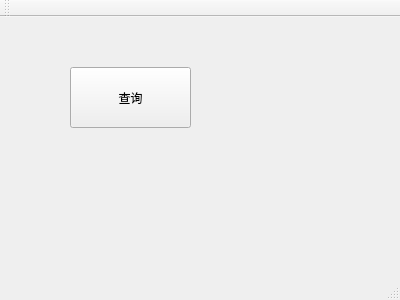
Qt form mainwindow.ui (zhangzw16/Restaurant) before a commit.
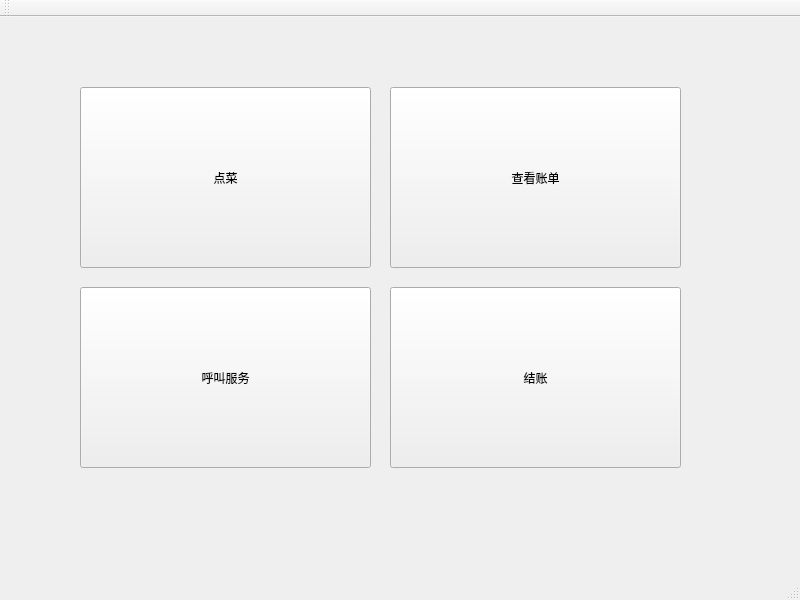
The same form after that commit.

The edit to the form file:
```diff
--- a/mainwindow.ui
+++ b/mainwindow.ui
@@ -6,10 +6,16 @@
    <rect>
     <x>0</x>
     <y>0</y>
-    <width>400</width>
-    <height>300</height>
+    <width>800</width>
+    <height>600</height>
    </rect>
   </property>
+  <property name="minimumSize">
+   <size>
+    <width>800</width>
+    <height>600</height>
+   </size>
+  </property>
   <property name="windowTitle">
    <string>MainWindow</string>
   </property>
@@ -17,14 +23,77 @@
    <widget class="QPushButton" name="pushButton">
     <property name="geometry">
      <rect>
-      <x>70</x>
-      <y>50</y>
-      <width>121</width>
-      <height>61</height>
+      <x>80</x>
+      <y>70</y>
+      <width>291</width>
+      <height>181</height>
      </rect>
     </property>
+    <property name="minimumSize">
+     <size>
+      <width>0</width>
+      <height>0</height>
+     </size>
+    </property>
     <property name="text">
-     <string>查询</string>
+     <string>点菜</string>
+    </property>
+   </widget>
+   <widget class="QPushButton" name="checkBillBtn">
+    <property name="geometry">
+     <rect>
+      <x>390</x>
+      <y>70</y>
+      <width>291</width>
+      <height>181</height>
+     </rect>
+    </property>
+    <property name="minimumSize">
+     <size>
+      <width>0</width>
+      <height>0</height>
+     </size>
+    </property>
+    <property name="text">
+     <string>查看账单</string>
+    </property>
+   </widget>
+   <widget class="QPushButton" name="callForWaiterBtn">
+    <property name="geometry">
+     <rect>
+      <x>80</x>
+      <y>270</y>
+      <width>291</width>
+      <height>181</height>
+     </rect>
+    </property>
+    <property name="minimumSize">
+     <size>
+      <width>0</width>
+      <height>0</height>
+     </size>
+    </property>
+    <property name="text">
+     <string>呼叫服务</string>
+    </property>
+   </widget>
+   <widget class="QPushButton" name="payBtn">
+    <property name="geometry">
+     <rect>
+      <x>390</x>
+      <y>270</y>
+      <width>291</width>
+      <height>181</height>
+     </rect>
+    </property>
+    <property name="minimumSize">
+     <size>
+      <width>0</width>
+      <height>0</height>
+     </size>
+    </property>
+    <property name="text">
+     <string>结账</string>
     </property>
    </widget>
   </widget>
```
Left out of the diff: 2 changed lines with no effect on the pictures.
